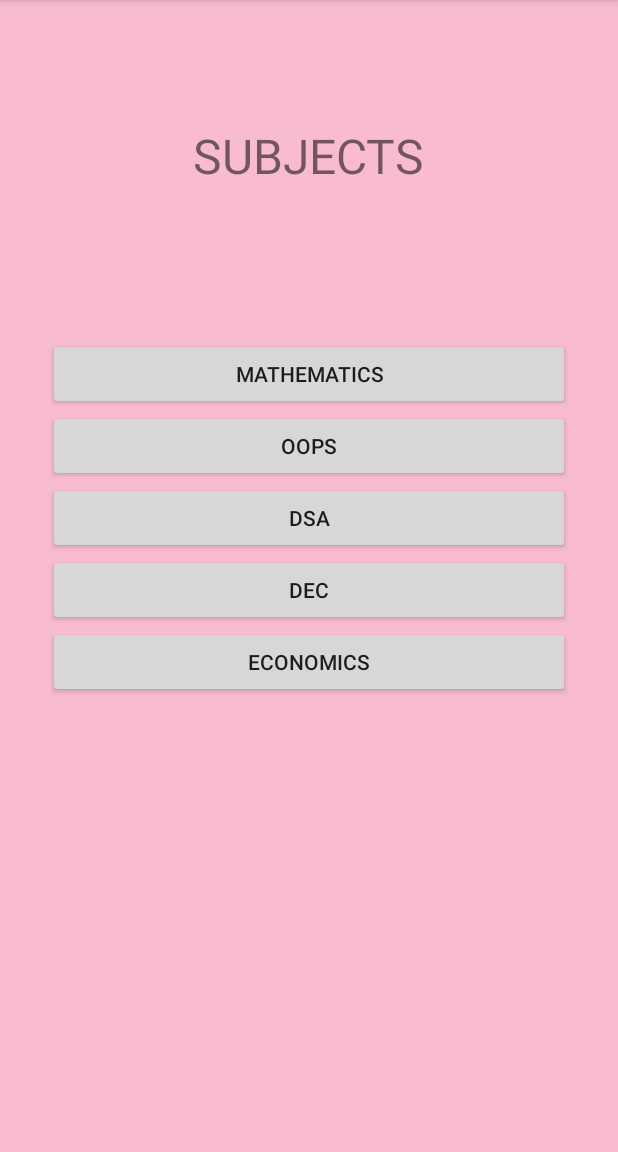
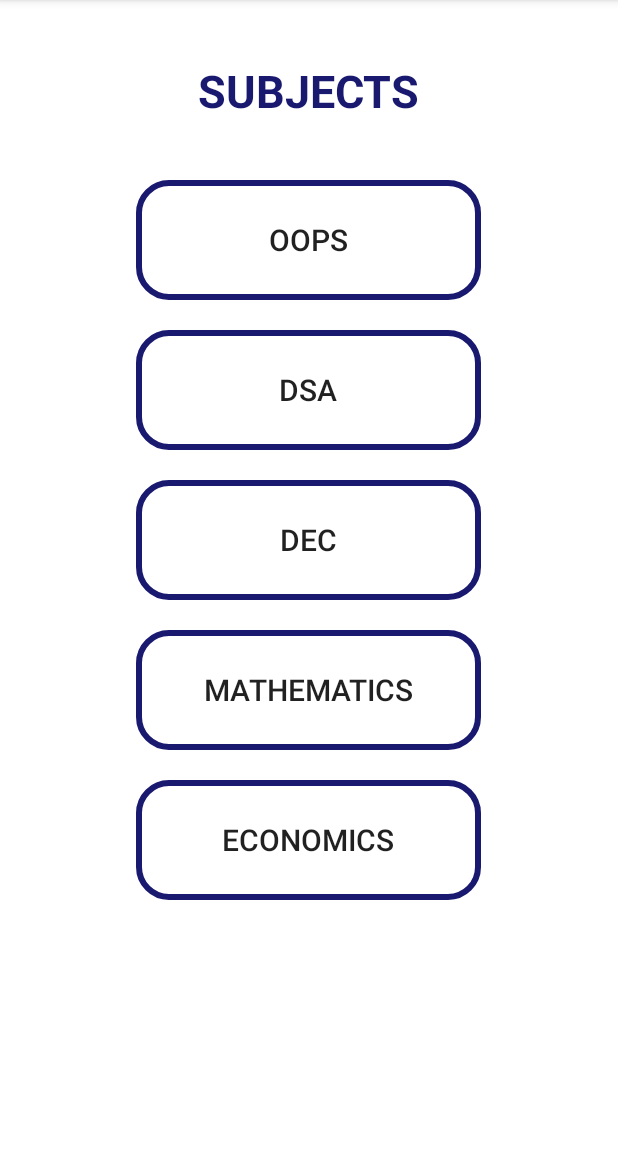
Before and after one commit to Developer-Student-Clubs-VSSUT-Burla/College-Comrade, an Android app: the Lecturenotes screen opened directly, with no data from a screen before it, on a phone screen of 412 x 824 dp, the part 84-1236 px from its top. Run offline under Robolectric (Android 15) with nearby library versions, the phone set to English and light mode, and no system bars.

Commit message:
UI/UX of Lecture Notes

```diff
--- /dev/null
+++ b/app/src/main/res/drawable/main_bg.xml
@@ -0,0 +1,14 @@
+<?xml version="1.0" encoding="utf-8"?>
+<shape xmlns:android="http://schemas.android.com/apk/res/android"
+    android:shape="rectangle">
+    <stroke android:width="4dip"
+        android:color="#191970">
+
+    </stroke>
+    <corners
+        android:bottomRightRadius="20dp"
+        android:bottomLeftRadius="20dp"
+        android:topLeftRadius="20dp"
+        android:topRightRadius="20dp"/>
+
+</shape>
--- a/app/src/main/res/layout/activity_lecturenotes.xml
+++ b/app/src/main/res/layout/activity_lecturenotes.xml
@@ -1,54 +1,76 @@
 <?xml version="1.0" encoding="utf-8"?>
-<ScrollView xmlns:android="http://schemas.android.com/apk/res/android"
+<RelativeLayout
+    xmlns:android="http://schemas.android.com/apk/res/android"
     xmlns:app="http://schemas.android.com/apk/res-auto"
     xmlns:tools="http://schemas.android.com/tools"
     android:layout_width="match_parent"
     android:layout_height="match_parent"
     tools:context=".Lecturenotes"
 
-    android:background="#F8BBD0">
-    <LinearLayout
-        android:layout_width="match_parent"
-        android:layout_height="match_parent"
-        android:orientation="vertical"
-        android:layout_margin="32dp">
+    android:background="#ffffff">
+
     <TextView
         android:layout_width="wrap_content"
         android:layout_height="wrap_content"
         android:text="SUBJECTS"
-        android:textSize="32sp"
-        android:layout_gravity="center"
-        android:layout_marginTop="50dp"/>
+        android:textSize="30dp"
+        android:layout_centerHorizontal="true"
+        android:textStyle="bold"
+        android:textColor="#191970"
+        android:layout_marginTop="40dp"
+        tools:ignore="MissingConstraints" />
 
-    <Button
-        android:id="@+id/math"
-        android:layout_width="match_parent"
-        android:layout_height="wrap_content"
-        android:layout_marginTop="100dp"
-        android:text="Mathematics" />
+
 
     <Button
         android:id="@+id/oop"
-        android:layout_width="match_parent"
-        android:layout_height="wrap_content"
+        android:layout_width="230dp"
+        android:layout_centerHorizontal="true"
+        android:layout_height="80dp"
+        android:textSize="20dp"
+        android:padding="11dp"
+        android:background="@drawable/main_bg"
+        android:layout_marginTop="120dp"
         android:text="OOPS" />
-
     <Button
         android:id="@+id/dsa"
-        android:layout_width="match_parent"
-        android:layout_height="wrap_content"
+        android:layout_width="230dp"
+        android:layout_centerHorizontal="true"
+        android:layout_height="80dp"
+        android:textSize="20dp"
+        android:padding="11dp"
+        android:background="@drawable/main_bg"
+        android:layout_marginTop="220dp"
         android:text="DSA" />
-
     <Button
         android:id="@+id/dec"
-        android:layout_width="match_parent"
-        android:layout_height="wrap_content"
+        android:layout_width="230dp"
+        android:layout_centerHorizontal="true"
+        android:layout_height="80dp"
+        android:textSize="20dp"
+        android:padding="11dp"
+        android:background="@drawable/main_bg"
+        android:layout_marginTop="320dp"
         android:text="DEC" />
-
+    <Button
+        android:id="@+id/math"
+        android:layout_width="230dp"
+        android:layout_centerHorizontal="true"
+        android:layout_height="80dp"
+        android:textSize="20dp"
+        android:padding="11dp"
+        android:background="@drawable/main_bg"
+        android:layout_marginTop="420dp"
+        android:text="Mathematics" />
     <Button
         android:id="@+id/eco"
-        android:layout_width="match_parent"
-        android:layout_height="wrap_content"
-        android:text="Economics" />
-    </LinearLayout>
-</ScrollView>
+        android:layout_width="230dp"
+        android:layout_centerHorizontal="true"
+        android:layout_height="80dp"
+        android:textSize="20dp"
+        android:padding="11dp"
+        android:background="@drawable/main_bg"
+        android:layout_marginTop="520dp"
+        android:text="ECONOMICS" />
+
+</RelativeLayout>
--- a/app/src/main/res/layout/activity_profile.xml
+++ b/app/src/main/res/layout/activity_profile.xml
@@ -44,8 +44,8 @@
                 <androidx.cardview.widget.CardView
                     android:layout_width="wrap_content"
                     android:layout_height="wrap_content"
-                    android:layout_columnWeight="1
-                    "
+                    android:layout_columnWeight="1"
+                    app:cardCornerRadius="20dp"
                     android:background="@drawable/main_bg"
                     android:layout_rowWeight="1"
                     app:cardElevation="6dp"
@@ -83,7 +83,7 @@
                     android:layout_rowWeight="1"
                     app:cardElevation="6dp"
 
-
+                    app:cardCornerRadius="20dp"
                     android:id="@+id/sb"
                     android:layout_margin="12dp"
                     >
@@ -120,7 +120,7 @@
                     app:cardElevation="6dp"
                     android:background="@drawable/main_bg"
                     android:id="@+id/fac"
-
+                    app:cardCornerRadius="20dp"
                     android:layout_margin="12dp"
                     >
                     <LinearLayout
@@ -128,6 +128,7 @@
                         android:layout_height="match_parent"
                         android:gravity="center"
                         android:padding="16dp"
+
                         android:background="@drawable/main_bg"
                         android:orientation="vertical">
                         <ImageView
@@ -153,7 +154,7 @@
                     android:layout_rowWeight="1"
                     app:cardElevation="6dp"
                     android:background="@drawable/main_bg"
-
+                    app:cardCornerRadius="20dp"
                     android:id="@+id/ho"
                     android:layout_margin="12dp"
                     >
@@ -190,7 +191,7 @@
                     app:cardElevation="6dp"
                     android:id="@+id/ln"
                     android:background="@drawable/main_bg"
-
+                    app:cardCornerRadius="20dp"
                     android:layout_margin="12dp"
                     >
                     <LinearLayout
@@ -223,7 +224,7 @@
                     android:layout_rowWeight="1"
                     app:cardElevation="6dp"
                     android:background="@drawable/main_bg"
-
+                    app:cardCornerRadius="20dp"
                     android:id="@+id/btncontact"
                     android:layout_margin="12dp"
                     >
```
Also changed, not shown: app/src/main/res/drawable/contact.jpg (added), app/src/main/res/drawable/faculty.jpg (added), app/src/main/res/drawable/holiday.jpg (added), app/src/main/res/drawable/notes.jpg (added), app/src/main/res/drawable/syllabus.png (added), app/src/main/res/drawable/timetable.jpg (added).
